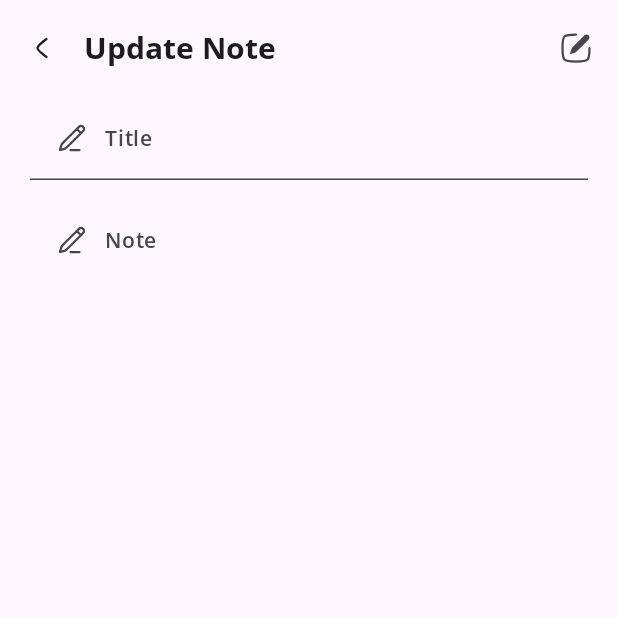
After one commit to YazidBintang27/my-notes-android-app, an Android app built with Jetpack Compose: the composable EditNotePage called with empty values, on a phone screen of 412 x 824 dp, the top half of it. The commit adds this screen. Run offline under Robolectric (Android 15) with nearby library versions, the phone set to English and light mode, and no system bars; our stand-ins replace Dagger/Hilt's generated code, Room's generated code; 1 statement that could not run was skipped.

Commit message:
Create update feature
Create update feature but still have a bug when accessing note because the ID does not match with the Index. (NPE)

```diff
--- a/app/src/main/java/com/latihan/mynotes/ui/components/NotesCard.kt
+++ b/app/src/main/java/com/latihan/mynotes/ui/components/NotesCard.kt
@@ -45,7 +45,8 @@ import com.latihan.mynotes.viewmodel.HomeViewModel
 fun NotesCard(
     modifier: Modifier = Modifier,
     note: Note,
-    navHostController: NavHostController
+    navHostController: NavHostController,
+    index: Int
 ) {
     val homeViewModel: HomeViewModel = hiltViewModel()
     var isBookmark by remember { mutableStateOf(false) }
@@ -62,7 +63,7 @@ fun NotesCard(
             .padding(12.dp)
             .clip(shape = RoundedCornerShape(14.dp)),
         onClick = {
-            navHostController.navigate(Pages.EditNote.route) {
+            navHostController.navigate("${Pages.EditNote.route}/${index + 1}") {
                 popUpTo(Pages.EditNote.route) {
                     inclusive = true
                 }
--- /dev/null
+++ b/app/src/main/java/com/latihan/mynotes/ui/pages/EditNotePage.kt
@@ -0,0 +1,151 @@
+package com.latihan.mynotes.ui.pages
+
+import android.util.Log
+import androidx.compose.foundation.layout.Box
+import androidx.compose.foundation.layout.Column
+import androidx.compose.foundation.layout.fillMaxSize
+import androidx.compose.foundation.layout.fillMaxWidth
+import androidx.compose.foundation.layout.padding
+import androidx.compose.material3.ExperimentalMaterial3Api
+import androidx.compose.material3.Icon
+import androidx.compose.material3.IconButton
+import androidx.compose.material3.Scaffold
+import androidx.compose.material3.Text
+import androidx.compose.material3.TextField
+import androidx.compose.material3.TextFieldDefaults
+import androidx.compose.material3.TopAppBar
+import androidx.compose.runtime.Composable
+import androidx.compose.runtime.LaunchedEffect
+import androidx.compose.runtime.collectAsState
+import androidx.compose.runtime.getValue
+import androidx.compose.runtime.mutableStateOf
+import androidx.compose.runtime.remember
+import androidx.compose.runtime.setValue
+import androidx.compose.ui.Alignment
+import androidx.compose.ui.Modifier
+import androidx.compose.ui.graphics.Color
+import androidx.compose.ui.res.painterResource
+import androidx.compose.ui.unit.dp
+import androidx.hilt.navigation.compose.hiltViewModel
+import androidx.navigation.NavHostController
+import com.latihan.mynotes.R
+import com.latihan.mynotes.data.entity.Note
+import com.latihan.mynotes.viewmodel.AddNoteViewModel
+import com.latihan.mynotes.viewmodel.EditNoteViewModel
+
+@Composable
+fun EditNotePage(
+    modifier: Modifier = Modifier,
+    navHostController: NavHostController,
+    index: Int?
+) {
+    EditNotePageContent(
+        modifier = modifier,
+        navHostController = navHostController,
+        index = index
+    )
+}
+
+@OptIn(ExperimentalMaterial3Api::class)
+@Composable
+fun EditNotePageContent(
+    modifier: Modifier,
+    navHostController: NavHostController,
+    index: Int?
+) {
+    val editNoteViewModel: EditNoteViewModel = hiltViewModel()
+    val dataNotes by editNoteViewModel.dataNotes.collectAsState()
+
+    LaunchedEffect(index) {
+        editNoteViewModel.getNoteById(index)
+        Log.d("getnote", "Launch getnotebyid")
+    }
+
+    var title by remember { mutableStateOf(dataNotes.title) }
+    var note by remember { mutableStateOf(dataNotes.note) }
+
+    LaunchedEffect(dataNotes) {
+        title = dataNotes.title
+        note = dataNotes.note
+    }
+
+    Scaffold(
+        topBar = {
+            TopAppBar(
+                title = { Text(text = "Update Note") },
+                navigationIcon = {
+                    IconButton(onClick = { navHostController.popBackStack() }) {
+                        Icon(
+                            painter = painterResource(id = R.drawable.arrow_left_01_stroke_rounded),
+                            contentDescription = "Back Icon"
+                        )
+                    }
+                },
+                actions = {
+                    IconButton(onClick = {
+                        editNoteViewModel.updateData(title = title, note = note)
+                        Log.d("datanote", "title: $title, note; $note")
+                        navHostController.popBackStack()
+                    }) {
+                        Icon(
+                            painter = painterResource(id = R.drawable.pencil_edit_02_stroke_rounded),
+                            contentDescription = "Edit Icon"
+                        )
+                    }
+                }
+            )
+        }
+    ) { innerPadding ->
+        Column(
+            modifier = modifier
+                .fillMaxSize()
+                .padding(innerPadding)
+                .padding(horizontal = 20.dp)
+        ) {
+            TextField(
+                value = title,
+                onValueChange = { title = it },
+                modifier = Modifier.fillMaxWidth(),
+                placeholder = {
+                    Text(text = "Title")
+                },
+                maxLines = 2,
+                prefix = {
+                    Icon(
+                        painter = painterResource(id = R.drawable.pencil_edit_01_stroke_rounded),
+                        contentDescription = null,
+                        modifier = Modifier.padding(end = 8.dp)
+                    )
+                },
+                colors = TextFieldDefaults.colors(
+                    focusedContainerColor = Color.Transparent,
+                    unfocusedContainerColor = Color.Transparent,
+                ),
+            )
+            TextField(
+                value = note,
+                onValueChange = { note = it },
+                modifier = Modifier
+                    .fillMaxWidth()
+                    .padding(top = 12.dp),
+                placeholder = {
+                    Text(text = "Note")
+                },
+                maxLines = 20,
+                prefix = {
+                    Icon(
+                        painter = painterResource(id = R.drawable.pencil_edit_01_stroke_rounded),
+                        contentDescription = null,
+                        modifier = Modifier.padding(end = 8.dp)
+                    )
+                },
+                colors = TextFieldDefaults.colors(
+                    focusedContainerColor = Color.Transparent,
+                    unfocusedContainerColor = Color.Transparent,
+                    focusedIndicatorColor = Color.Transparent,
+                    unfocusedIndicatorColor = Color.Transparent
+                ),
+            )
+        }
+    }
+}
--- a/app/src/main/java/com/latihan/mynotes/ui/theme/Color.kt
+++ b/app/src/main/java/com/latihan/mynotes/ui/theme/Color.kt
@@ -12,5 +12,6 @@ val Pink40 = Color(0xFF7D5260)
 
 // Custom Color
 val Green = Color(0xFF16DB65)
-val Grey = Color(0xFF2A2A2A)
-val Red = Color(0xFFef233c)
+val Grey = Color(0xFF444444)
+val Red = Color(0xFFFD4057)
+val Blue = Color(0xFF00bbf9)
--- /dev/null
+++ b/app/src/main/java/com/latihan/mynotes/viewmodel/EditNoteViewModel.kt
@@ -0,0 +1,47 @@
+package com.latihan.mynotes.viewmodel
+
+import android.util.Log
+import androidx.lifecycle.ViewModel
+import androidx.lifecycle.viewModelScope
+import com.latihan.mynotes.data.entity.Note
+import com.latihan.mynotes.data.repository.NoteRepository
+import dagger.hilt.android.lifecycle.HiltViewModel
+import kotlinx.coroutines.Dispatchers
+import kotlinx.coroutines.flow.MutableStateFlow
+import kotlinx.coroutines.flow.StateFlow
+import kotlinx.coroutines.launch
+import kotlinx.coroutines.withContext
+import javax.inject.Inject
+
+@HiltViewModel
+class EditNoteViewModel @Inject constructor(
+    private val noteRepository: NoteRepository
+): ViewModel() {
+
+    private val _dataNotes = MutableStateFlow(Note())
+
+    val dataNotes: StateFlow<Note>
+        get() = _dataNotes
+
+    fun getNoteById(id: Int?) {
+        viewModelScope.launch {
+            withContext(Dispatchers.IO) {
+                val data = noteRepository.getNoteById(id ?: 0)
+                _dataNotes.value = data
+            }
+        }
+    }
+
+    fun updateData(title: String, note: String) {
+        viewModelScope.launch {
+            if (title != "" || note != "") {
+                val updatedNote = _dataNotes.value.copy(title = title, note = note)
+                Log.d("dataupdateviewmodel", "Title: $title, note: $note")
+                withContext(Dispatchers.IO) {
+                    noteRepository.updateNote(updatedNote)
+                    Log.d("dataupdateviewmodel", "datanote: ${updatedNote.title} ${updatedNote.note}")
+                }
+            }
+        }
+    }
+}
```
Also changed, not shown: app/src/main/java/com/latihan/mynotes/MainActivity.kt (+7 -1 lines), app/src/main/java/com/latihan/mynotes/routes/NavGraph.kt (+7 -2 lines), app/src/main/java/com/latihan/mynotes/ui/pages/BookmarkListPage.kt (added, +27 -0 lines), app/src/main/java/com/latihan/mynotes/ui/pages/HomePage.kt (added, +113 -0 lines), app/src/main/java/com/latihan/mynotes/ui/theme/Theme.kt (+6 -7 lines), app/src/main/java/com/latihan/mynotes/ui/theme/Type.kt (+4 -4 lines).
